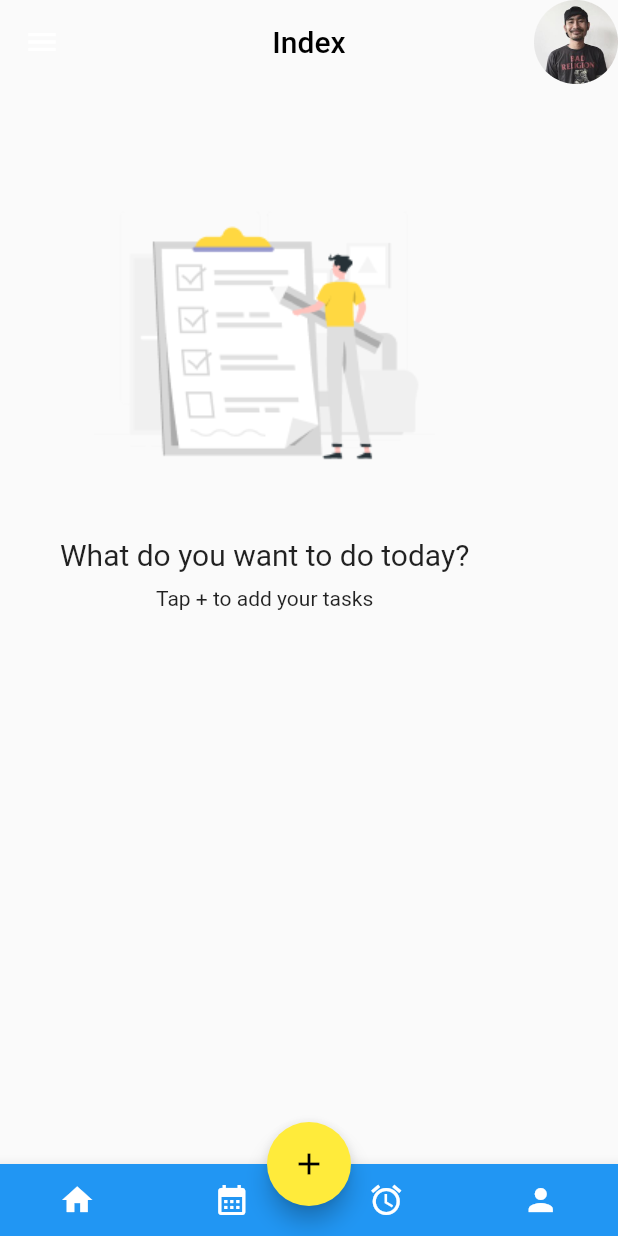
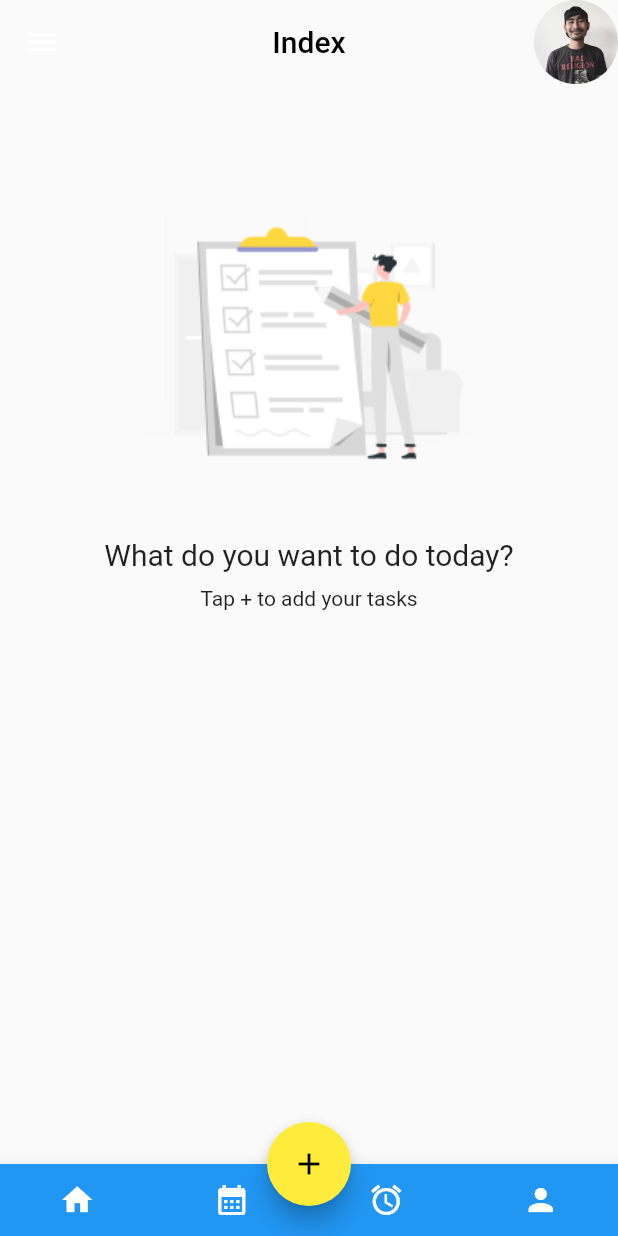
Before and after one commit to FlutterPortfolio-team/to-do, a Flutter app: the screen it shows after launch, on a phone screen of 412 x 824 dp. Run offline on Flutter 3.47's test engine with Material 2 defaults, Android fonts, the phone set to English and light mode, and no system bars.

Commit message:
update homepage ui

```diff
--- a/lib/view/home/home_screen.dart
+++ b/lib/view/home/home_screen.dart
@@ -1,5 +1,3 @@
-import 'dart:ui';
-
 import 'package:flutter/material.dart';
 
 class HomeScreen extends StatefulWidget {
@@ -37,8 +35,8 @@ class _HomeScreenState extends State<HomeScreen> {
               height: double.infinity,
               child: SingleChildScrollView(
                 padding: EdgeInsets.symmetric(horizontal: 40, vertical: 60),
+                child: Center(
                   child: Column(
-                  mainAxisAlignment: MainAxisAlignment.center,
                     children: <Widget>[
                       Container(child: Image.asset(boy)),
                       SizedBox(
@@ -51,6 +49,7 @@ class _HomeScreenState extends State<HomeScreen> {
                       SizedBox(height: 10),
                       Text('Tap + to add your tasks')
                     ],
+                  ),
                 ),
               ),
             )
```
Lines whose indentation alone changed are shown as unchanged.
